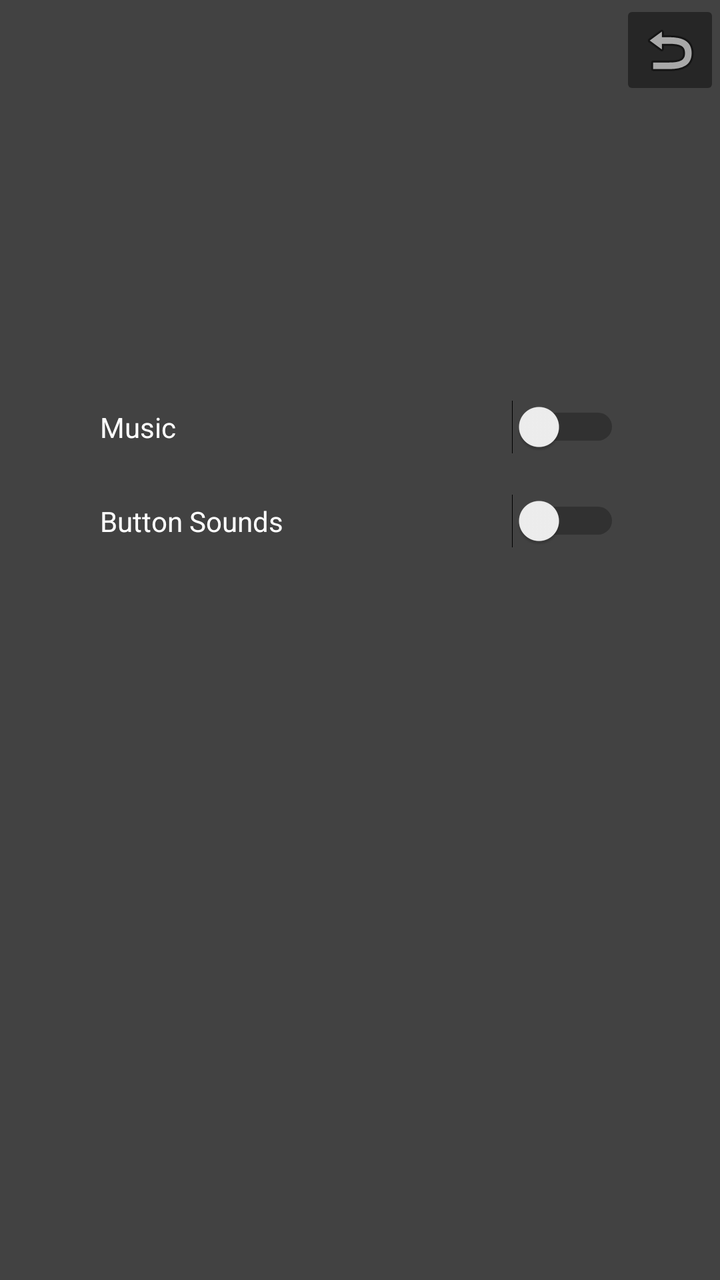
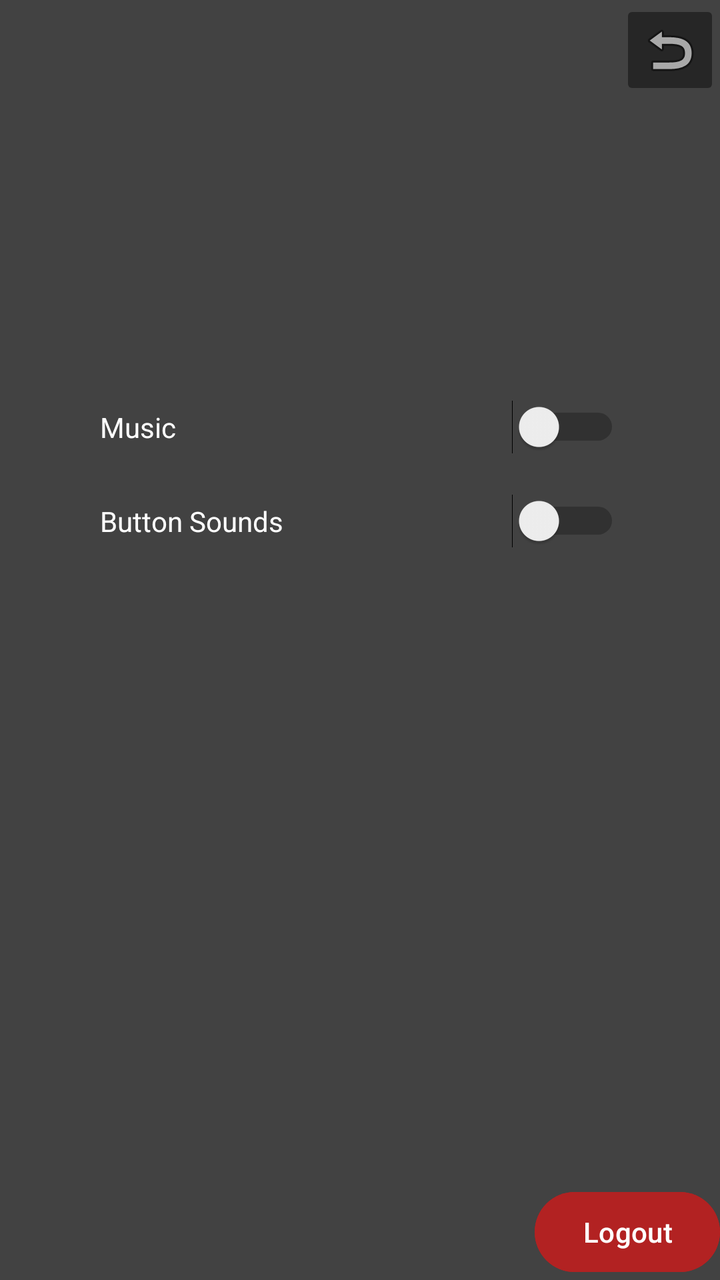

The first picture is an Android layout as it rendered before a commit; the second is the same layout after the commit. The layout source and the unified diff follow.
<!-- AndroidManifest.xml: application theme Theme.SaimonSays -->
<!-- res/layout/activity_settings.xml -->
<?xml version="1.0" encoding="utf-8"?>
<androidx.constraintlayout.widget.ConstraintLayout xmlns:android="http://schemas.android.com/apk/res/android"
    xmlns:app="http://schemas.android.com/apk/res-auto"
    xmlns:tools="http://schemas.android.com/tools"
    android:id="@+id/main"
    android:layout_width="match_parent"
    android:layout_height="match_parent"
    android:background="@color/leaderboard_backgroung"
    tools:context=".Settings">


    <ImageButton
        android:id="@+id/returnButton"
        android:layout_width="50dp"
        android:layout_height="50dp"
        app:layout_constraintEnd_toEndOf="parent"
        app:layout_constraintTop_toTopOf="parent"
        android:backgroundTint="@color/cardcolor"
        app:srcCompat="@android:drawable/ic_menu_revert"/>

    <Switch
        android:id="@+id/musicSwitch"
        android:layout_width="match_parent"
        android:layout_height="wrap_content"
        android:text="Music"
        android:layout_marginRight="50dp"
        android:layout_marginLeft="50dp"
        android:layout_marginTop="200dp"
        android:textColor="@color/white"
        app:layout_constraintEnd_toEndOf="parent"
        app:layout_constraintStart_toStartOf="parent"
        app:layout_constraintTop_toTopOf="parent" />

    <Switch
        android:id="@+id/ButtonSoundsSwitch"
        android:layout_width="match_parent"
        android:layout_height="wrap_content"
        android:layout_marginTop="20dp"
        android:layout_marginLeft="50dp"
        android:layout_marginRight="50dp"
        android:text="Button Sounds"
        android:textColor="@color/white"
        app:layout_constraintEnd_toEndOf="parent"
        app:layout_constraintStart_toStartOf="parent"
        app:layout_constraintTop_toBottomOf="@+id/musicSwitch" />

</androidx.constraintlayout.widget.ConstraintLayout>
<!-- resources referenced by this layout -->
<resources>
  <color name="cardcolor">#262626</color>
  <color name="leaderboard_backgroung">#424242</color>
  <color name="white">#FFFFFFFF</color>
  <style name="Theme.SaimonSays" parent="Base.Theme.SaimonSays" />
  <style name="Base.Theme.SaimonSays" parent="Theme.Material3.DayNight.NoActionBar">
          
          
      </style>
</resources>

<!-- the commit's change to res/layout/activity_settings.xml (unified diff, before → after) -->
@@ -44,4 +44,14 @@
         app:layout_constraintStart_toStartOf="parent"
         app:layout_constraintTop_toBottomOf="@+id/musicSwitch" />
 
+    <Button
+        android:id="@+id/button"
+        android:layout_width="wrap_content"
+        android:layout_height="wrap_content"
+        android:textColor="@color/white"
+        android:backgroundTint="@color/grayish_red"
+        android:text="Logout"
+        app:layout_constraintBottom_toBottomOf="parent"
+        app:layout_constraintEnd_toEndOf="parent" />
+
 </androidx.constraintlayout.widget.ConstraintLayout>
<!-- resource entries referenced after the edit -->
@@ -1,6 +1,7 @@
 <!-- resources referenced by this layout -->
 <resources>
   <color name="cardcolor">#262626</color>
+  <color name="grayish_red">#B22222</color>
   <color name="leaderboard_backgroung">#424242</color>
   <color name="white">#FFFFFFFF</color>
   <style name="Theme.SaimonSays" parent="Base.Theme.SaimonSays" />
